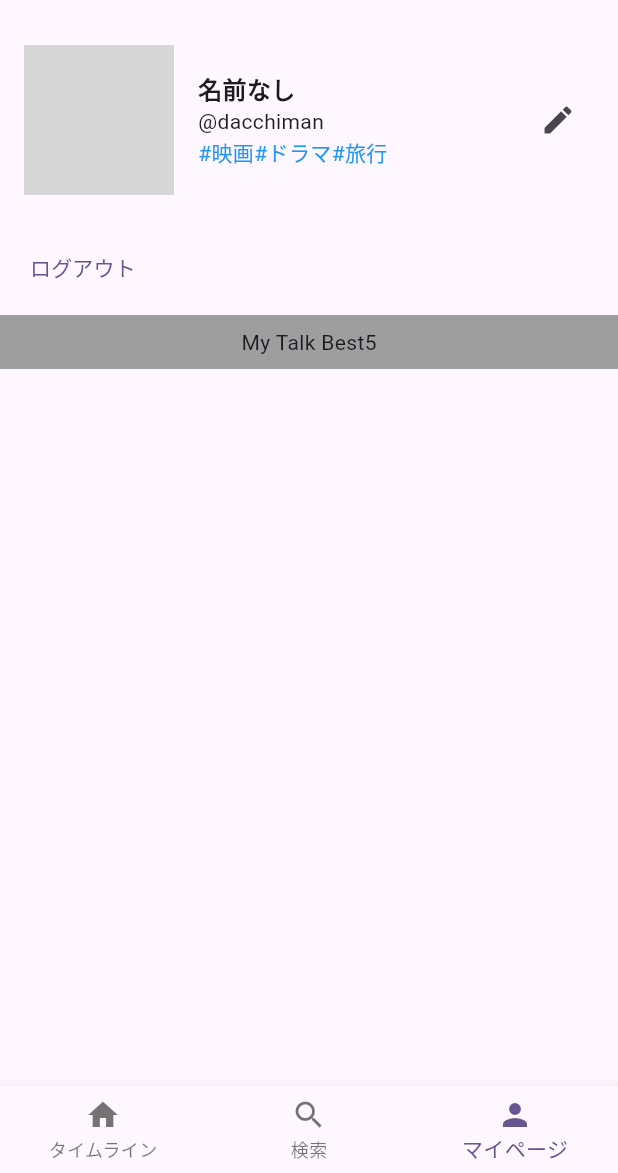
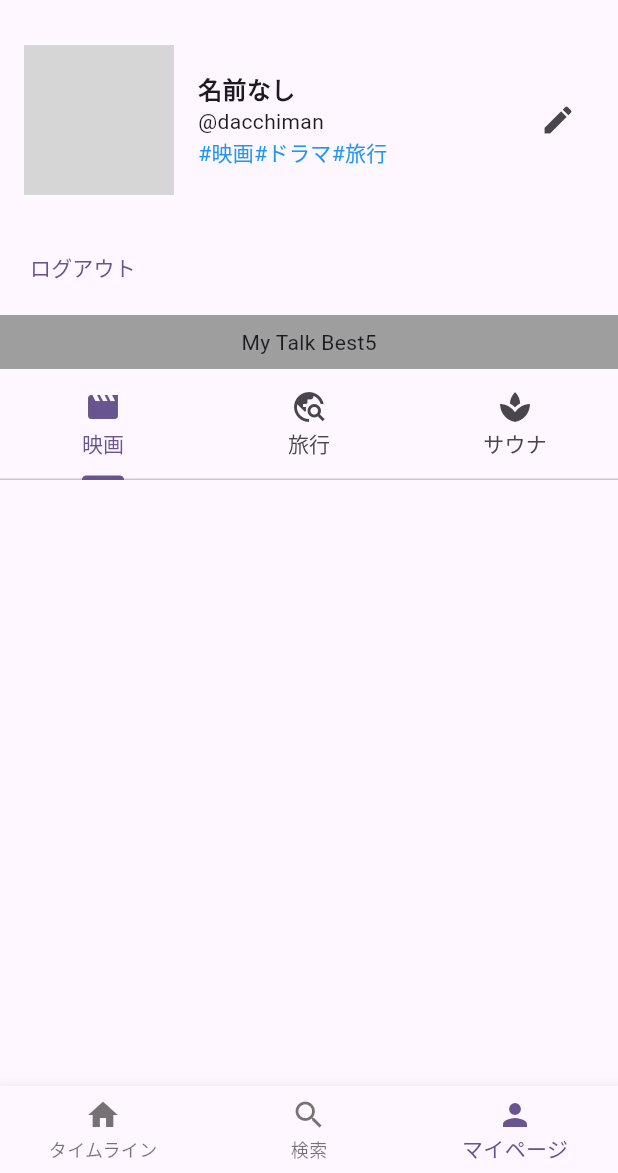
Before and after one commit to daichi-miyajima/instagram_app, a Flutter app: the screen it shows after launch, item 3 of the bottom bar chosen, on a phone screen of 412 x 824 dp, the part 63-1236 px from its top. Run offline on Flutter 3.47's test engine with Material 3 defaults, Android fonts, the phone set to English and light mode, and no system bars; our stand-ins replace cloud_firestore, firebase_auth, firebase_core, firebase_storage, image_picker; accounts and stored records are empty; network calls fail; grey boxes are pictures that could not be loaded.

Commit message:
マイページでTabBarで各genreの投稿を表示

```diff
--- a/lib/mypage/my_page.dart
+++ b/lib/mypage/my_page.dart
@@ -8,13 +8,6 @@ import 'package:provider/provider.dart';
 
 class MyPage extends StatelessWidget {
   MyPage({Key? key}) : super(key: key);
-  // image一覧
-  final images = [
-    'https://english-club.jp/wp-content/uploads/2019/07/english-brain-1024x717.jpg',
-    'https://encrypted-tbn0.gstatic.com/images?q=tbn:ANd9GcRvoSuexQoraIJ3Xc8Qde7Y_A-7v7vfwWxveA&usqp=CAU',
-    'https://www.pakutaso.com/shared/img/thumb/kaigoIMGL8113.jpg',
-    'https://news.value-press.com/wp-content/uploads/interview_top_image_pakutaso.jpg',
-  ];
 
   @override
   Widget build(BuildContext context) {
@@ -22,7 +15,9 @@ class MyPage extends StatelessWidget {
       create: (_) => MyModel()..fetchUser(),
       child: Consumer<MyModel>(
         builder: (context, mymodel, child) {
-          return Scaffold(
+          return DefaultTabController(
+            length: 3,
+            child: Scaffold(
               appBar: Header(),
               body: SingleChildScrollView(
                 child: Column(
@@ -113,10 +108,31 @@ class MyPage extends StatelessWidget {
                         ),
                       ),
                     ),
-                  Container(
-                    height: MediaQuery.of(context).size.height,
-                    child: ListView(
-                      children: (mymodel.myFeeds!.toList()
+                    // タブでカテゴリ毎に切り替え
+                    TabBar(
+                      tabs: [
+                        Tab(
+                          icon: Icon(Icons.movie), // 映画のアイコン
+                          text: '映画',
+                        ),
+                        Tab(
+                          icon: Icon(Icons.travel_explore), // 旅行のアイコン
+                          text: '旅行',
+                        ),
+                        Tab(
+                          icon: Icon(Icons.spa), // 旅行のアイコン
+                          text: 'サウナ',
+                        ),
+                      ],
+                    ),
+                    // タブ1のコンテンツ
+                    SizedBox(
+                      height: MediaQuery.of(context).size.height * 0.5, // タブの高さに合わせて調整
+                      child: TabBarView(
+                        children: [
+                          // タブ1のコンテンツ
+                          ListView(
+                            children: (mymodel.myFeeds!.where((feed) => feed.genre == 'movie').toList()
                               ..sort((a, b) => a.rank.compareTo(b.rank)))
                                 .map<Widget>((feed) => ListTile(
                               title: Row(
@@ -139,10 +155,63 @@ class MyPage extends StatelessWidget {
                             ),
                             ).toList(),
                           ),
+                          // タブ2のコンテンツ
+                          ListView(
+                            children: (mymodel.myFeeds!.where((feed) => feed.genre == 'travel').toList()
+                              ..sort((a, b) => a.rank.compareTo(b.rank)))
+                                .map<Widget>((feed) => ListTile(
+                              title: Row(
+                                children: [
+                                  Text(
+                                    feed.rank.toString(),
+                                    textAlign: TextAlign.left,
+                                    style: TextStyle(
+                                      fontWeight: FontWeight.bold,
+                                    ),
+                                  ),
+                                  SizedBox(width: 10),
+                                  Text(
+                                    feed.title,
+                                    textAlign: TextAlign.left,
+                                  ),
+                                ],
+                              ),
+                              subtitle: null,
+                            ),
+                            ).toList(),
+                          ),
+                          // タブ3のコンテンツ
+                          ListView(
+                            children: (mymodel.myFeeds!.where((feed) => feed.genre == 'sauna').toList()
+                              ..sort((a, b) => a.rank.compareTo(b.rank)))
+                                .map<Widget>((feed) => ListTile(
+                              title: Row(
+                                children: [
+                                  Text(
+                                    feed.rank.toString(),
+                                    textAlign: TextAlign.left,
+                                    style: TextStyle(
+                                      fontWeight: FontWeight.bold,
+                                    ),
+                                  ),
+                                  SizedBox(width: 10),
+                                  Text(
+                                    feed.title,
+                                    textAlign: TextAlign.left,
+                                  ),
+                                ],
+                              ),
+                              subtitle: null,
+                            ),
+                            ).toList(),
                           ),
                         ],
                       ),
                     ),
+                  ],
+                ),
+              ),
+            )
           );
         },
       ),
```
Lines whose indentation alone changed are shown as unchanged.
